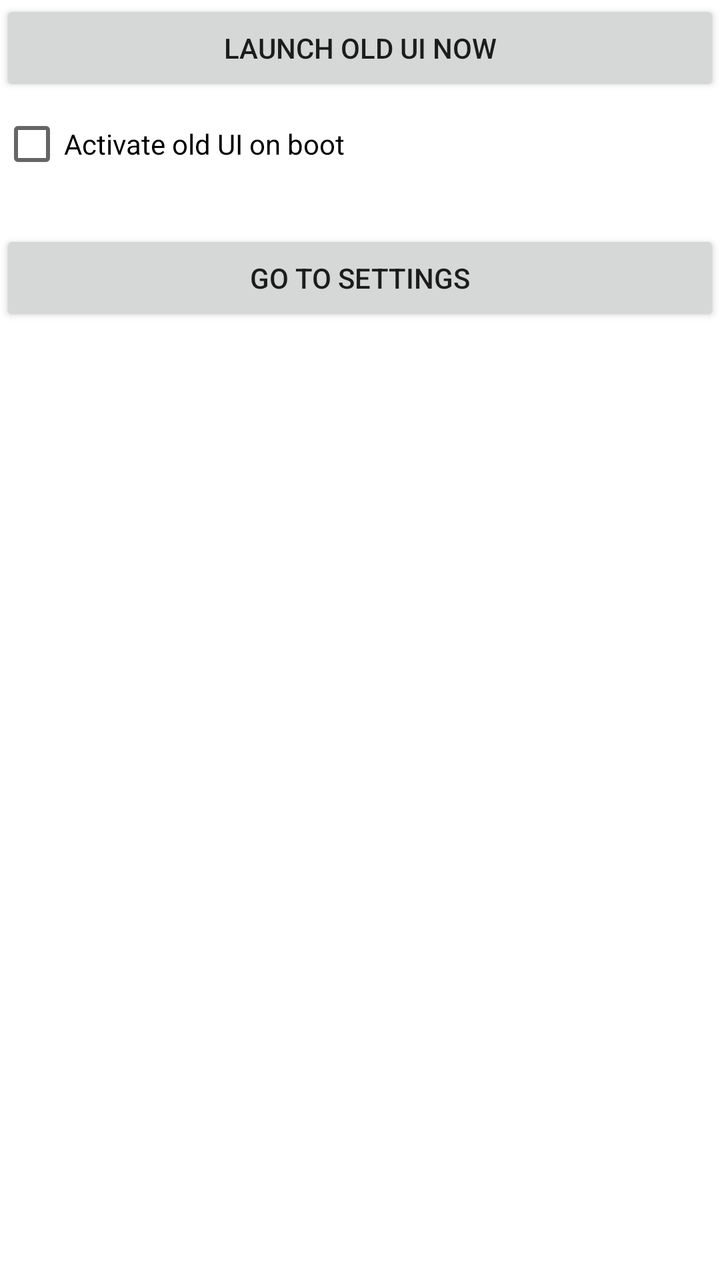
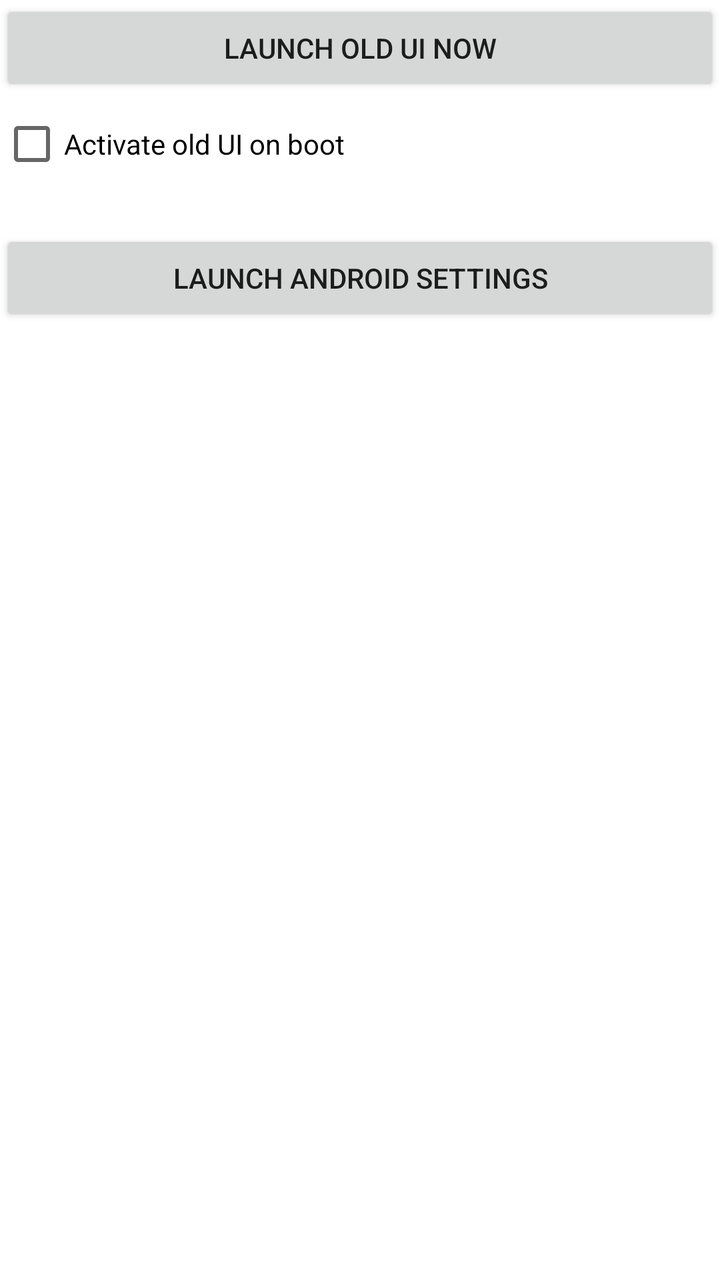

Before-and-after screenshots of an Android layout around one commit, followed by the original layout XML and the change that was made.
<!-- AndroidManifest.xml: fallback theme Theme.MaterialComponents.DayNight.NoActionBar -->
<!-- res/layout/main.xml -->
<?xml version="1.0" encoding="utf-8"?>

<LinearLayout xmlns:android="http://schemas.android.com/apk/res/android"
    android:orientation="vertical"
    android:layout_width="match_parent"
    android:layout_height="match_parent">

    <Button
        android:layout_height="wrap_content"
        android:layout_width="match_parent"
        android:id="@+id/now"
        android:text="Launch old UI now"
        android:onClick="go"/>

    <CheckBox
        android:id="@+id/checkBox"
        android:layout_width="match_parent"
        android:layout_height="wrap_content"
        android:text="Activate old UI on boot" />
    <CheckBox
        android:id="@+id/checkBoxLL"
        android:layout_width="match_parent"
        android:layout_height="wrap_content"
        android:visibility="gone"
        android:text="Run Lightning Launcher on boot" />

    <TextView
        android:id="@+id/accssibilityMode"
        android:layout_width="match_parent"
        android:layout_height="wrap_content"
        android:text=""/>
    <Button
        android:layout_height="wrap_content"
        android:layout_width="match_parent"
        android:id="@+id/settings"
        android:text="Go to Settings"
        android:onClick="settings"/>

</LinearLayout>
<!-- resources referenced by this layout -->
<resources>

</resources>

<!-- the commit's change to res/layout/main.xml (unified diff, before → after) -->
@@ -33,7 +33,7 @@
         android:layout_height="wrap_content"
         android:layout_width="match_parent"
         android:id="@+id/settings"
-        android:text="Go to Settings"
+        android:text="Launch Android Settings"
         android:onClick="settings"/>
 
 </LinearLayout>
